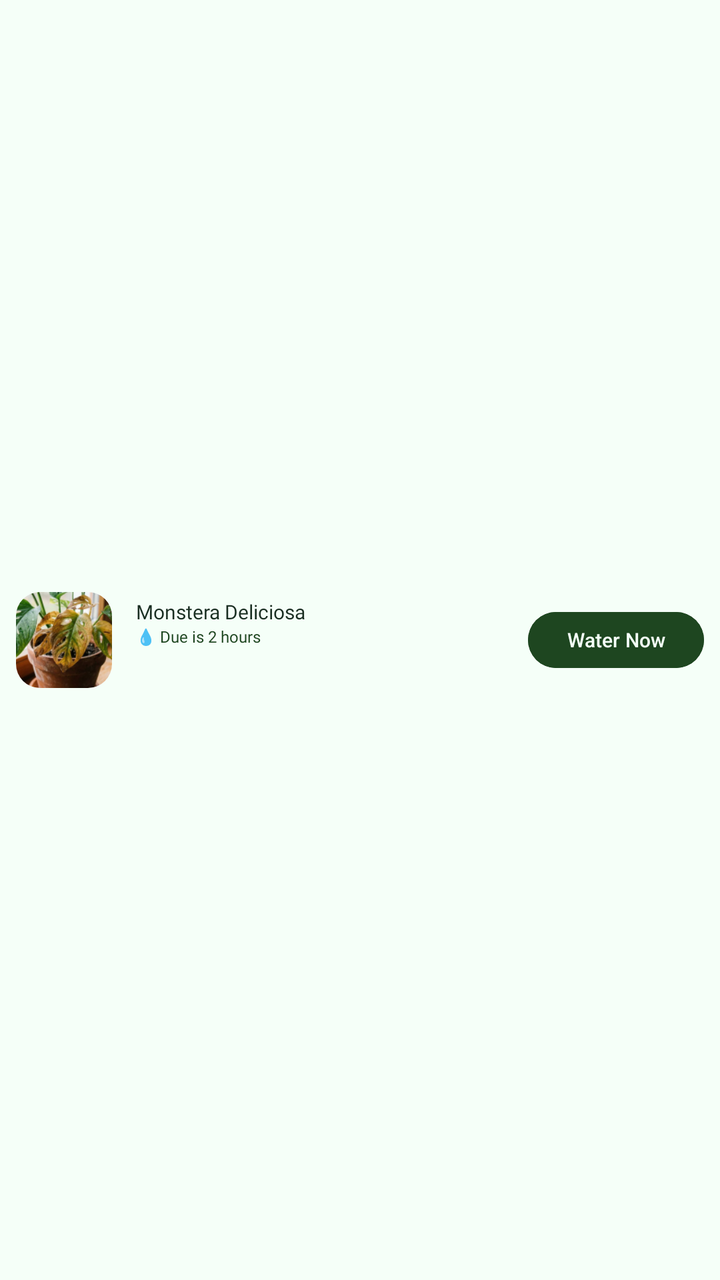
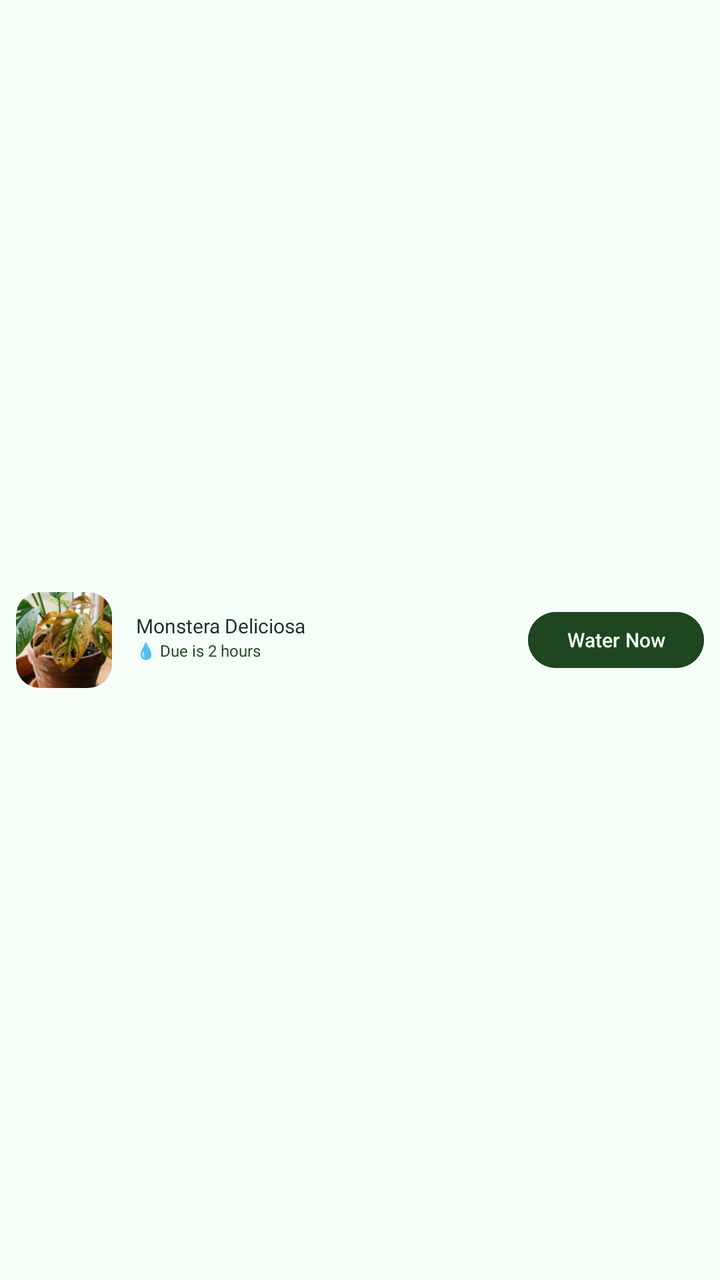

Screens rendered from an Android XML layout before and after an edit, with the pre-edit source and the edit as a unified diff.
<!-- AndroidManifest.xml: application theme Theme.SmartGrow -->
<!-- res/layout/item_todays_care.xml -->
<?xml version="1.0" encoding="utf-8"?>
<androidx.constraintlayout.widget.ConstraintLayout
    xmlns:android="http://schemas.android.com/apk/res/android"
    xmlns:app="http://schemas.android.com/apk/res-auto"
    android:layout_width="match_parent"
    android:layout_height="wrap_content"
    android:paddingVertical="10dp"
    android:paddingHorizontal="8dp">

    
    <androidx.cardview.widget.CardView
        android:id="@+id/card_plant_image"
        android:layout_width="48dp"
        android:layout_height="48dp"
        app:cardCornerRadius="12dp"
        app:cardElevation="0dp"
        app:layout_constraintTop_toTopOf="parent"
        app:layout_constraintBottom_toBottomOf="parent"
        app:layout_constraintStart_toStartOf="parent">

        <ImageView
            android:id="@+id/iv_plant_image"
            android:layout_width="match_parent"
            android:layout_height="match_parent"
            android:scaleType="centerCrop"
            android:src="@drawable/img_9" />

    </androidx.cardview.widget.CardView>

    
    <TextView
        android:id="@+id/tv_plant_name"
        android:layout_width="0dp"
        android:layout_height="wrap_content"
        android:layout_marginStart="12dp"
        android:layout_marginEnd="12dp"
        android:layout_marginTop="3dp"
        android:text="Monstera Deliciosa"
        android:textSize="10sp"
        android:fontFamily="@font/inter_extrabold"
        android:textColor="@color/text_primary"
        app:layout_constraintTop_toTopOf="@id/card_plant_image"
        app:layout_constraintStart_toEndOf="@id/card_plant_image"
        app:layout_constraintEnd_toStartOf="@id/btn_action" />

    
    <TextView
        android:id="@+id/tv_plant_due"
        android:layout_width="0dp"
        android:layout_height="wrap_content"
        android:layout_marginStart="12dp"
        android:layout_marginEnd="12dp"
        android:text="💧 Due is 2 hours"
        android:textSize="8sp"
        android:fontFamily="@font/inter_medium"
        android:textColor="@color/primary_green"
        app:layout_constraintTop_toBottomOf="@id/tv_plant_name"
        app:layout_constraintStart_toEndOf="@id/card_plant_image"
        app:layout_constraintEnd_toStartOf="@id/btn_action" />

    
    <com.google.android.material.button.MaterialButton
        android:id="@+id/btn_action"
        android:layout_width="wrap_content"
        android:layout_height="36dp"
        android:text="Water Now"
        android:textSize="10sp"
        android:textColor="@color/app_background"
        android:backgroundTint="@color/primary_green"
        android:gravity="center"
        android:paddingHorizontal="13dp"
        app:cornerRadius="18dp"
        app:elevation="0dp"
        app:layout_constraintTop_toTopOf="parent"
        app:layout_constraintBottom_toBottomOf="parent"
        app:layout_constraintEnd_toEndOf="parent" />

</androidx.constraintlayout.widget.ConstraintLayout>
<!-- resources referenced by this layout -->
<resources>
  <color name="app_background">#F5FFF8</color>
  <color name="primary_green">#1e4620</color>
  <color name="text_primary">#1A2E22</color>
  <!-- drawable img_9: png bitmap (drawable, 48926 bytes) -->
  <style name="Theme.SmartGrow" parent="Base.Theme.SmartGrow" />
  <style name="Base.Theme.SmartGrow" parent="Theme.Material3.DayNight.NoActionBar">
          <item name="android:windowBackground">@color/app_background</item>
          <item name="android:windowDisablePreview">true</item>
  
          
          <item name="android:statusBarColor">@color/app_background</item>
          <item name="android:windowLightStatusBar">true</item>
  
          
          <item name="android:navigationBarColor">@color/app_background</item>
          <item name="android:windowLightNavigationBar" ns0:targetApi="o_mr1">true</item>
  
          <item name="android:windowDrawsSystemBarBackgrounds">true</item>
          <item name="android:windowTranslucentStatus">false</item>
          <item name="android:windowTranslucentNavigation">false</item>
  
          
          <item name="popupMenuStyle">@style/ModernPopupMenuStyle</item>
      </style>
  <style name="ModernPopupMenuStyle" parent="Widget.Material3.PopupMenu">
          <item name="android:popupBackground">@android:color/white</item>
      </style>
</resources>

<!-- the commit's change to res/layout/item_todays_care.xml (unified diff, before → after) -->
@@ -34,7 +34,7 @@
         android:layout_height="wrap_content"
         android:layout_marginStart="12dp"
         android:layout_marginEnd="12dp"
-        android:layout_marginTop="3dp"
+        android:layout_marginTop="10dp"
         android:text="Monstera Deliciosa"
         android:textSize="10sp"
         android:fontFamily="@font/inter_extrabold"
